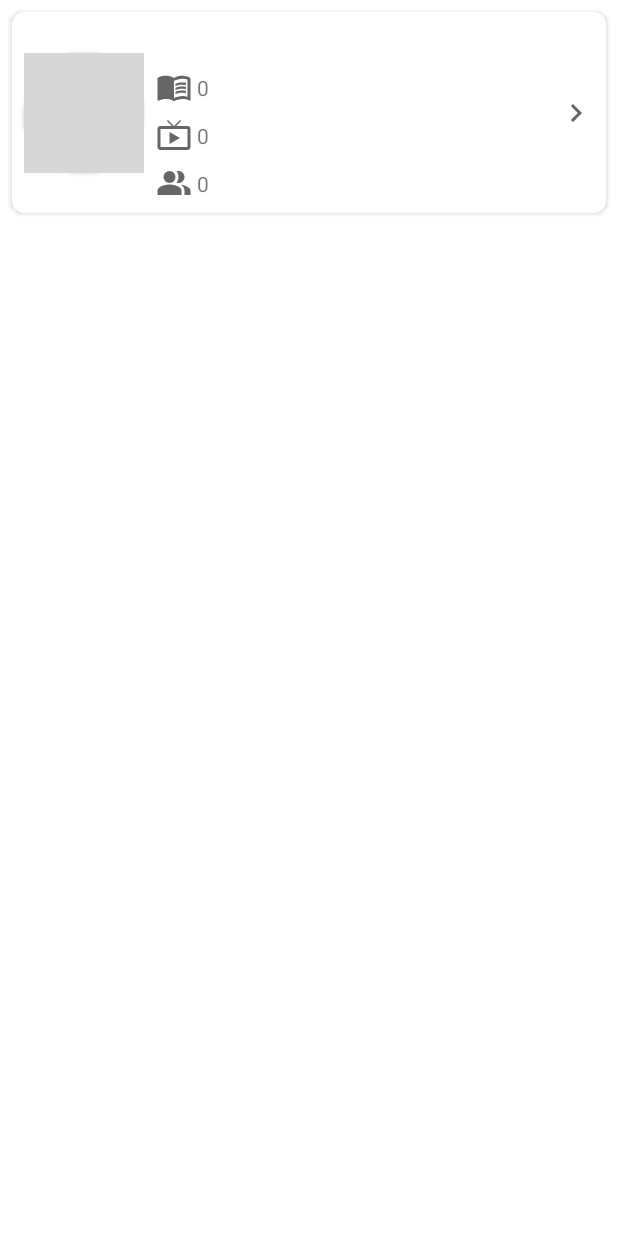
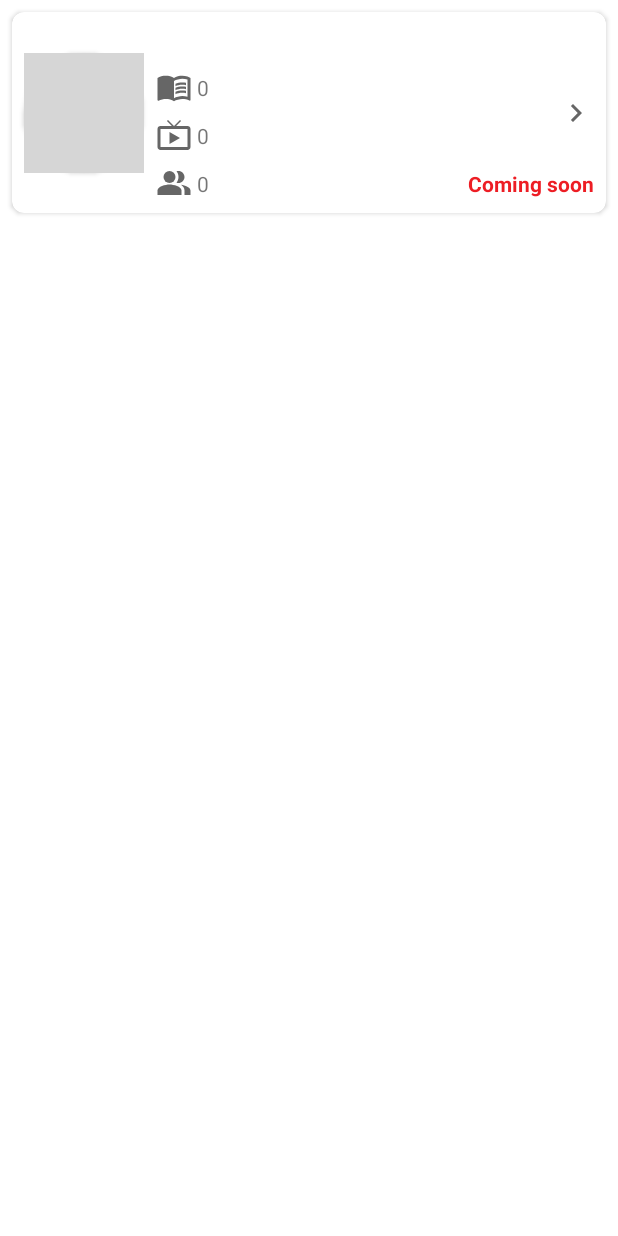
Before and after one commit to JuanGPL/MarvelHeroes, an Android app: the layout item_hero.xml on its own in the app's theme, with its tools: preview values and no code run, on a phone screen of 412 x 824 dp. Run offline under Robolectric (Android 15) with nearby library versions, the phone set to English and light mode, and no system bars; grey boxes are pictures that could not be loaded.

Commit message:
if the character has little information, detailed navigation is avoided

```diff
--- a/app/src/main/java/com/juanleodev/marvelheroes/presentation/heroeslist/mapper/HeroesListMapper.kt
+++ b/app/src/main/java/com/juanleodev/marvelheroes/presentation/heroeslist/mapper/HeroesListMapper.kt
@@ -17,7 +17,7 @@ class HeroesListMapper {
                 val totalSeries = seriesAvailable ?: 0
 
                 if (itemId != -1 && itemName != null) {
-                    val item = HeroListItem(itemId, itemName, image, totalComics, totalStories, totalSeries)
+                    val item = HeroListItem(itemId, itemName, description, image, totalComics, totalStories, totalSeries)
                     heroItemList.add(item)
                 }
             }
--- a/app/src/main/java/com/juanleodev/marvelheroes/presentation/heroeslist/model/HeroListItem.kt
+++ b/app/src/main/java/com/juanleodev/marvelheroes/presentation/heroeslist/model/HeroListItem.kt
@@ -3,6 +3,7 @@ package com.juanleodev.marvelheroes.presentation.heroeslist.model
 data class HeroListItem(
     val id: Int,
     val name: String?,
+    val description: String?,
     val thumbnail: String? = null,
     val totalComics: Int = 0,
     val totalStories: Int = 0,
--- a/app/src/main/res/layout/item_hero.xml
+++ b/app/src/main/res/layout/item_hero.xml
@@ -42,6 +42,7 @@
             android:layout_marginEnd="8dp"
             android:maxLines="2"
             android:textSize="16sp"
+            android:textStyle="bold"
             app:layout_constraintEnd_toStartOf="@+id/imgChevron"
             app:layout_constraintStart_toEndOf="@+id/heroThumbnailContainer"
             app:layout_constraintTop_toTopOf="parent"
@@ -116,5 +117,17 @@
             app:layout_constraintTop_toTopOf="@+id/imgTotalStories"
             app:layout_constraintStart_toStartOf="@+id/tvTotalComics" />
 
+        <TextView
+            android:id="@+id/tvComingSoon"
+            android:layout_width="wrap_content"
+            android:layout_height="wrap_content"
+            android:layout_marginEnd="8dp"
+            android:text="@string/coming_soon"
+            android:textStyle="bold"
+            android:textColor="@color/red_marvel"
+            app:layout_constraintBottom_toBottomOf="@+id/imgTotalStories"
+            app:layout_constraintEnd_toEndOf="parent"
+            app:layout_constraintTop_toTopOf="@+id/imgTotalStories" />
+
     </androidx.constraintlayout.widget.ConstraintLayout>
 </androidx.cardview.widget.CardView>
--- a/app/src/main/res/values/strings.xml
+++ b/app/src/main/res/values/strings.xml
@@ -6,4 +6,5 @@
     <string name="hello_world">Hello World!</string>
     <string name="content_description_hero_avatar">Hero avatar</string>
     <string name="content_description_right_chevron">Right chevron to navigate to hero detail</string>
+    <string name="coming_soon">Coming soon</string>
 </resources>
```
Also changed, not shown: app/src/main/java/com/juanleodev/marvelheroes/presentation/heroeslist/HeroesListAdapter.kt (+28 -5 lines).
